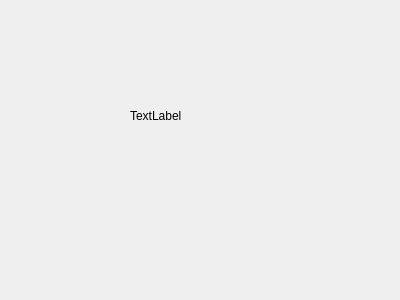
This is ui_class/record_info.ui in reflux18d/MaiGO as Qt 5 draws it before an edit. The edited form follows.
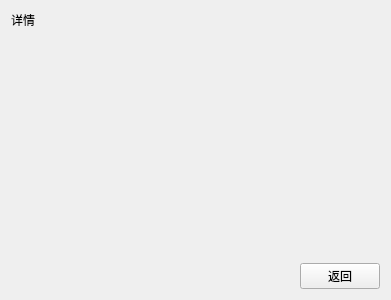
This is the edited form.

The edit to the form file:
```diff
--- a/ui_class/record_info.ui
+++ b/ui_class/record_info.ui
@@ -6,26 +6,88 @@
    <rect>
     <x>0</x>
     <y>0</y>
-    <width>400</width>
+    <width>391</width>
     <height>300</height>
    </rect>
   </property>
+  <property name="sizePolicy">
+   <sizepolicy hsizetype="Preferred" vsizetype="Minimum">
+    <horstretch>0</horstretch>
+    <verstretch>0</verstretch>
+   </sizepolicy>
+  </property>
+  <property name="maximumSize">
+   <size>
+    <width>16777215</width>
+    <height>300</height>
+   </size>
+  </property>
   <property name="windowTitle">
    <string>Form</string>
   </property>
-  <widget class="QLabel" name="record_label">
-   <property name="geometry">
-    <rect>
-     <x>130</x>
-     <y>110</y>
-     <width>54</width>
-     <height>12</height>
-    </rect>
-   </property>
-   <property name="text">
-    <string>TextLabel</string>
-   </property>
-  </widget>
+  <layout class="QHBoxLayout" name="horizontalLayout">
+   <item>
+    <layout class="QVBoxLayout" name="verticalLayout">
+     <item>
+      <widget class="QLabel" name="info_label">
+       <property name="text">
+        <string>详情</string>
+       </property>
+       <property name="alignment">
+        <set>Qt::AlignLeading|Qt::AlignLeft|Qt::AlignTop</set>
+       </property>
+      </widget>
+     </item>
+     <item>
+      <spacer name="horizontalSpacer">
+       <property name="orientation">
+        <enum>Qt::Horizontal</enum>
+       </property>
+       <property name="sizeHint" stdset="0">
+        <size>
+         <width>40</width>
+         <height>20</height>
+        </size>
+       </property>
+      </spacer>
+     </item>
+    </layout>
+   </item>
+   <item>
+    <layout class="QVBoxLayout" name="verticalLayout_2">
+     <item>
+      <spacer name="verticalSpacer">
+       <property name="orientation">
+        <enum>Qt::Vertical</enum>
+       </property>
+       <property name="sizeHint" stdset="0">
+        <size>
+         <width>20</width>
+         <height>40</height>
+        </size>
+       </property>
+      </spacer>
+     </item>
+     <item>
+      <layout class="QHBoxLayout" name="horizontalLayout_2">
+       <item>
+        <widget class="QPushButton" name="return_button">
+         <property name="sizePolicy">
+          <sizepolicy hsizetype="Fixed" vsizetype="Fixed">
+           <horstretch>0</horstretch>
+           <verstretch>0</verstretch>
+          </sizepolicy>
+         </property>
+         <property name="text">
+          <string>返回</string>
+         </property>
+        </widget>
+       </item>
+      </layout>
+     </item>
+    </layout>
+   </item>
+  </layout>
  </widget>
  <resources/>
  <connections/>
```
